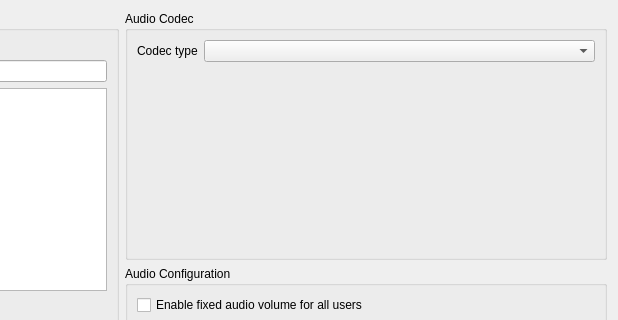
Old version of the form Client/qtTeamTalk/channel.ui in the repository BearWare/TeamTalk5; both pictures show x 375 to 993 and y 0 to 320 of the 993 by 680 pixel window.
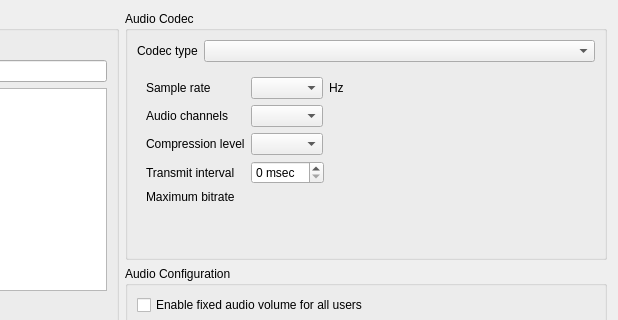
New version of the form. The open tabs and pages were chosen to show the change.

Commit message: Add FLAC audio codec

```diff
--- a/Client/qtTeamTalk/channel.ui
+++ b/Client/qtTeamTalk/channel.ui
@@ -949,6 +949,151 @@
               </item>
              </layout>
             </widget>
+            <widget class="QWidget" name="flacPage">
+             <layout class="QFormLayout" name="formLayout_7">
+              <item row="0" column="0">
+               <widget class="QLabel" name="label_54">
+                <property name="text">
+                 <string>Sample rate</string>
+                </property>
+                <property name="buddy">
+                 <cstring>flac_srateBox</cstring>
+                </property>
+               </widget>
+              </item>
+              <item row="0" column="1">
+               <layout class="QHBoxLayout" name="horizontalLayout_34">
+                <item>
+                 <widget class="QComboBox" name="flac_srateBox"/>
+                </item>
+                <item>
+                 <widget class="QLabel" name="label_55">
+                  <property name="text">
+                   <string>Hz</string>
+                  </property>
+                 </widget>
+                </item>
+                <item>
+                 <spacer name="horizontalSpacer_19">
+                  <property name="orientation">
+                   <enum>Qt::Horizontal</enum>
+                  </property>
+                  <property name="sizeHint" stdset="0">
+                   <size>
+                    <width>40</width>
+                    <height>20</height>
+                   </size>
+                  </property>
+                 </spacer>
+                </item>
+               </layout>
+              </item>
+              <item row="1" column="0">
+               <widget class="QLabel" name="label_56">
+                <property name="text">
+                 <string>Audio channels</string>
+                </property>
+                <property name="buddy">
+                 <cstring>flac_channelsBox</cstring>
+                </property>
+               </widget>
+              </item>
+              <item row="1" column="1">
+               <layout class="QHBoxLayout" name="horizontalLayout_35">
+                <item>
+                 <widget class="QComboBox" name="flac_channelsBox"/>
+                </item>
+                <item>
+                 <spacer name="horizontalSpacer_20">
+                  <property name="orientation">
+                   <enum>Qt::Horizontal</enum>
+                  </property>
+                  <property name="sizeHint" stdset="0">
+                   <size>
+                    <width>40</width>
+                    <height>20</height>
+                   </size>
+                  </property>
+                 </spacer>
+                </item>
+               </layout>
+              </item>
+              <item row="2" column="0">
+               <widget class="QLabel" name="label_57">
+                <property name="text">
+                 <string>Compression level</string>
+                </property>
+                <property name="buddy">
+                 <cstring>flac_levelBox</cstring>
+                </property>
+               </widget>
+              </item>
+              <item row="2" column="1">
+               <layout class="QHBoxLayout" name="horizontalLayout_36">
+                <item>
+                 <widget class="QComboBox" name="flac_levelBox"/>
+                </item>
+                <item>
+                 <spacer name="horizontalSpacer_21">
+                  <property name="orientation">
+                   <enum>Qt::Horizontal</enum>
+                  </property>
+                  <property name="sizeHint" stdset="0">
+                   <size>
+                    <width>40</width>
+                    <height>20</height>
+                   </size>
+                  </property>
+                 </spacer>
+                </item>
+               </layout>
+              </item>
+              <item row="3" column="0">
+               <widget class="QLabel" name="label_58">
+                <property name="text">
+                 <string>Transmit interval</string>
+                </property>
+                <property name="buddy">
+                 <cstring>flac_txdelaySpinBox</cstring>
+                </property>
+               </widget>
+              </item>
+              <item row="3" column="1">
+               <layout class="QHBoxLayout" name="horizontalLayout_37">
+                <item>
+                 <widget class="QSpinBox" name="flac_txdelaySpinBox">
+                  <property name="suffix">
+                   <string> msec</string>
+                  </property>
+                 </widget>
+                </item>
+                <item>
+                 <spacer name="horizontalSpacer_22">
+                  <property name="orientation">
+                   <enum>Qt::Horizontal</enum>
+                  </property>
+                  <property name="sizeHint" stdset="0">
+                   <size>
+                    <width>40</width>
+                    <height>20</height>
+                   </size>
+                  </property>
+                 </spacer>
+                </item>
+               </layout>
+              </item>
+              <item row="4" column="0">
+               <widget class="QLabel" name="label_59">
+                <property name="text">
+                 <string>Maximum bitrate</string>
+                </property>
+               </widget>
+              </item>
+              <item row="4" column="1">
+               <widget class="QLabel" name="flac_bitrateLabel"/>
+              </item>
+             </layout>
+            </widget>
            </widget>
           </item>
          </layout>
```
The commit also changes 64 other files.
